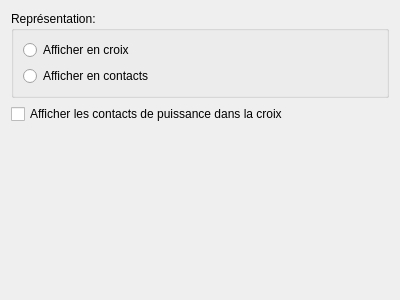
Old version of the form sources/ui/xrefpropertieswidget.ui in the repository qelectrotech/qelectrotech-source-mirror.
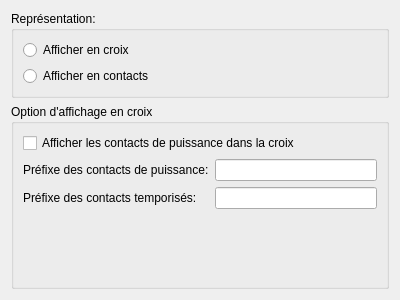
New version of the form.

Commit message: Cross ref item: when xref is show has table, user can add prefix to the text of power and delay contact. Minor improvemnt: the table update is size according to his content

```diff
--- a/sources/ui/xrefpropertieswidget.ui
+++ b/sources/ui/xrefpropertieswidget.ui
@@ -42,12 +42,42 @@
     </widget>
    </item>
    <item>
+    <widget class="QGroupBox" name="m_cross_properties_gb">
+     <property name="title">
+      <string>Option d'affichage en croix</string>
+     </property>
+     <layout class="QVBoxLayout" name="verticalLayout_4">
+      <item>
     <widget class="QCheckBox" name="m_show_power_cb">
      <property name="text">
       <string>Afficher les contacts de puissance dans la croix</string>
      </property>
     </widget>
    </item>
+      <item>
+       <layout class="QGridLayout" name="gridLayout">
+        <item row="1" column="1">
+         <widget class="QLineEdit" name="m_delay_prefix_le"/>
+        </item>
+        <item row="0" column="1">
+         <widget class="QLineEdit" name="m_power_prefix_le"/>
+        </item>
+        <item row="0" column="0">
+         <widget class="QLabel" name="label">
+          <property name="text">
+           <string>Préfixe des contacts de puissance:</string>
+          </property>
+         </widget>
+        </item>
+        <item row="1" column="0">
+         <widget class="QLabel" name="label_2">
+          <property name="text">
+           <string>Préfixe des contacts temporisés:</string>
+          </property>
+         </widget>
+        </item>
+       </layout>
+      </item>
    <item>
     <spacer name="verticalSpacer">
      <property name="orientation">
@@ -56,10 +86,13 @@
      <property name="sizeHint" stdset="0">
       <size>
        <width>20</width>
-       <height>253</height>
+          <height>40</height>
       </size>
      </property>
     </spacer>
+      </item>
+     </layout>
+    </widget>
    </item>
   </layout>
  </widget>
```
Lines whose indentation alone changed are shown as unchanged. The commit also changes 5 other files.
